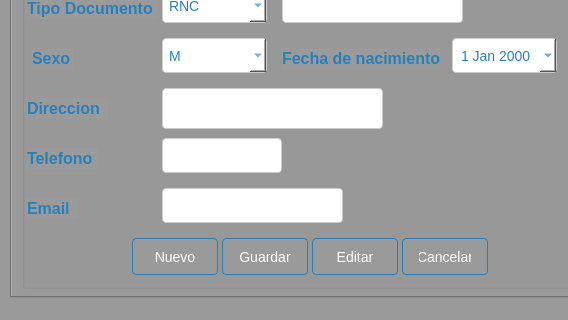
The window that Sistema de ventas/ui/FrmCliente.ui (CodeDrTech/DevelopPython) describes before a commit, drawn with Qt 5; both pictures show x 0 to 568 and y 193 to 513 of the 806 by 513 pixel window.
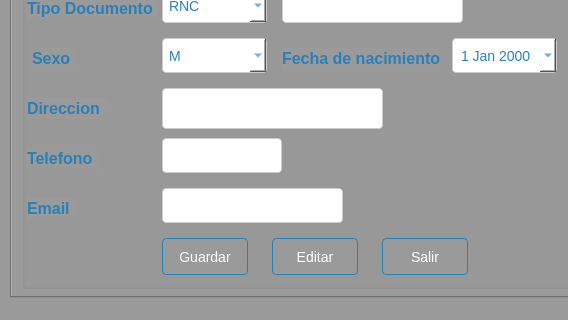
The same window after the commit. The open tabs and pages were chosen to show the change.

Diff of the .ui file:
```diff
--- a/Sistema de ventas/ui/FrmCliente.ui
+++ b/Sistema de ventas/ui/FrmCliente.ui
@@ -482,84 +482,10 @@
         <string>Direccion</string>
        </property>
       </widget>
-      <widget class="QPushButton" name="btnNuevo">
-       <property name="geometry">
-        <rect>
-         <x>110</x>
-         <y>350</y>
-         <width>86</width>
-         <height>37</height>
-        </rect>
-       </property>
-       <property name="styleSheet">
-        <string notr="true">QPushButton {
-    background: qlineargradient(x1: 0, y1: 0, x2: 0, y2: 1,
-                                 stop: 0 #5DADE2, stop: 1 #2980b9);
-    color: #ffffff;
-    border: 1px solid #2980b9;
-    padding: 8px 16px;
-    border-radius: 4px;
-    font-size: 14px;
-}
-
-QPushButton:hover {
-    background: qlineargradient(x1: 0, y1: 0, x2: 0, y2: 1,
-                                 stop: 0 #4DA8DB, stop: 1 #2471a3);
-    border: 1px solid #2471a3;
-}
-
-QPushButton:pressed {
-    background: qlineargradient(x1: 0, y1: 0, x2: 0, y2: 1,
-                                 stop: 0 #3C89B4, stop: 1 #1f618d);
-    border: 1px solid #1f618d;
-}
-</string>
-       </property>
-       <property name="text">
-        <string>Nuevo</string>
-       </property>
-      </widget>
-      <widget class="QPushButton" name="btnEditar">
-       <property name="geometry">
-        <rect>
-         <x>290</x>
-         <y>350</y>
-         <width>86</width>
-         <height>37</height>
-        </rect>
-       </property>
-       <property name="styleSheet">
-        <string notr="true">QPushButton {
-    background: qlineargradient(x1: 0, y1: 0, x2: 0, y2: 1,
-                                 stop: 0 #5DADE2, stop: 1 #2980b9);
-    color: #ffffff;
-    border: 1px solid #2980b9;
-    padding: 8px 16px;
-    border-radius: 4px;
-    font-size: 14px;
-}
-
-QPushButton:hover {
-    background: qlineargradient(x1: 0, y1: 0, x2: 0, y2: 1,
-                                 stop: 0 #4DA8DB, stop: 1 #2471a3);
-    border: 1px solid #2471a3;
-}
-
-QPushButton:pressed {
-    background: qlineargradient(x1: 0, y1: 0, x2: 0, y2: 1,
-                                 stop: 0 #3C89B4, stop: 1 #1f618d);
-    border: 1px solid #1f618d;
-}
-</string>
-       </property>
-       <property name="text">
-        <string>Editar</string>
-       </property>
-      </widget>
       <widget class="QPushButton" name="btnGuardar">
        <property name="geometry">
         <rect>
-         <x>200</x>
+         <x>140</x>
          <y>350</y>
          <width>86</width>
          <height>37</height>
@@ -593,10 +519,10 @@
         <string>Guardar</string>
        </property>
       </widget>
-      <widget class="QPushButton" name="btnCancelar">
+      <widget class="QPushButton" name="btnEditar">
        <property name="geometry">
         <rect>
-         <x>380</x>
+         <x>250</x>
          <y>350</y>
          <width>86</width>
          <height>37</height>
@@ -627,7 +553,47 @@
 </string>
        </property>
        <property name="text">
-        <string>Cancelar</string>
+        <string>Editar</string>
+       </property>
+      </widget>
+      <widget class="QPushButton" name="btnSalir">
+       <property name="geometry">
+        <rect>
+         <x>360</x>
+         <y>350</y>
+         <width>86</width>
+         <height>37</height>
+        </rect>
+       </property>
+       <property name="styleSheet">
+        <string notr="true">QPushButton {
+    background: qlineargradient(x1: 0, y1: 0, x2: 0, y2: 1,
+                                 stop: 0 #5DADE2, stop: 1 #2980b9);
+    color: #ffffff;
+    border: 1px solid #2980b9;
+    padding: 8px 16px;
+    border-radius: 4px;
+    font-size: 14px;
+}
+
+QPushButton:hover {
+    background: qlineargradient(x1: 0, y1: 0, x2: 0, y2: 1,
+                                 stop: 0 #4DA8DB, stop: 1 #2471a3);
+    border: 1px solid #2471a3;
+}
+
+QPushButton:pressed {
+    background: qlineargradient(x1: 0, y1: 0, x2: 0, y2: 1,
+                                 stop: 0 #3C89B4, stop: 1 #1f618d);
+    border: 1px solid #1f618d;
+}
+</string>
+       </property>
+       <property name="text">
+        <string>Salir</string>
+       </property>
+       <property name="shortcut">
+        <string>Esc</string>
        </property>
       </widget>
       <widget class="QLineEdit" name="txtCodigo">
```
Left out of the diff: 33 changed lines with no effect on the pictures.
